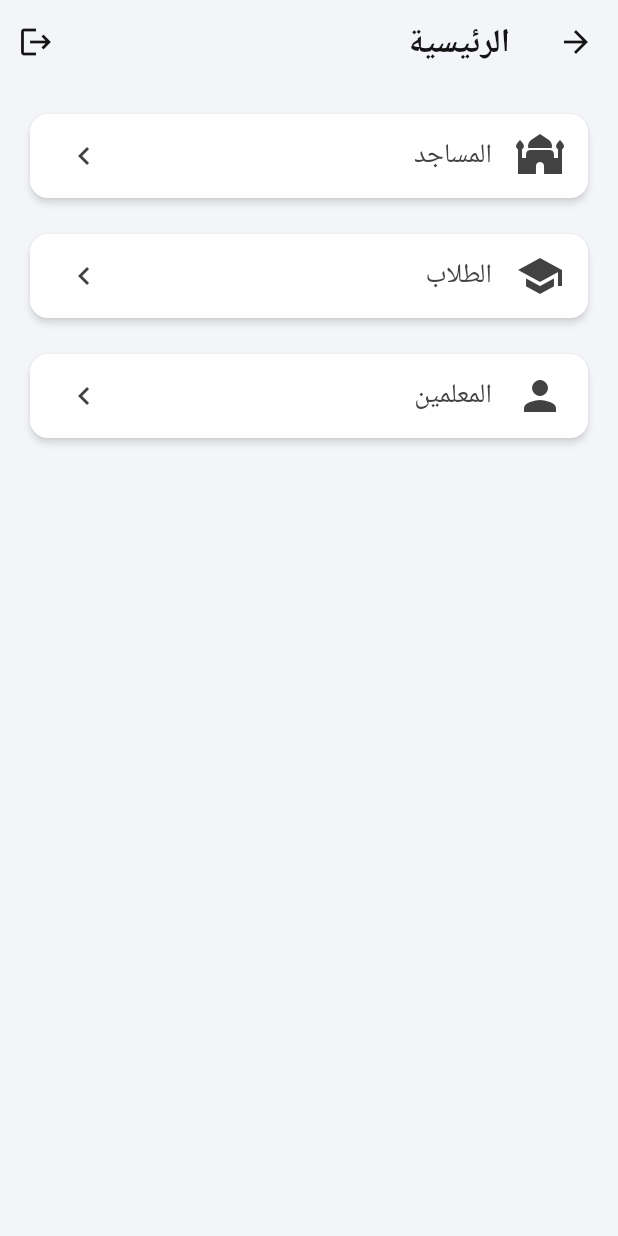
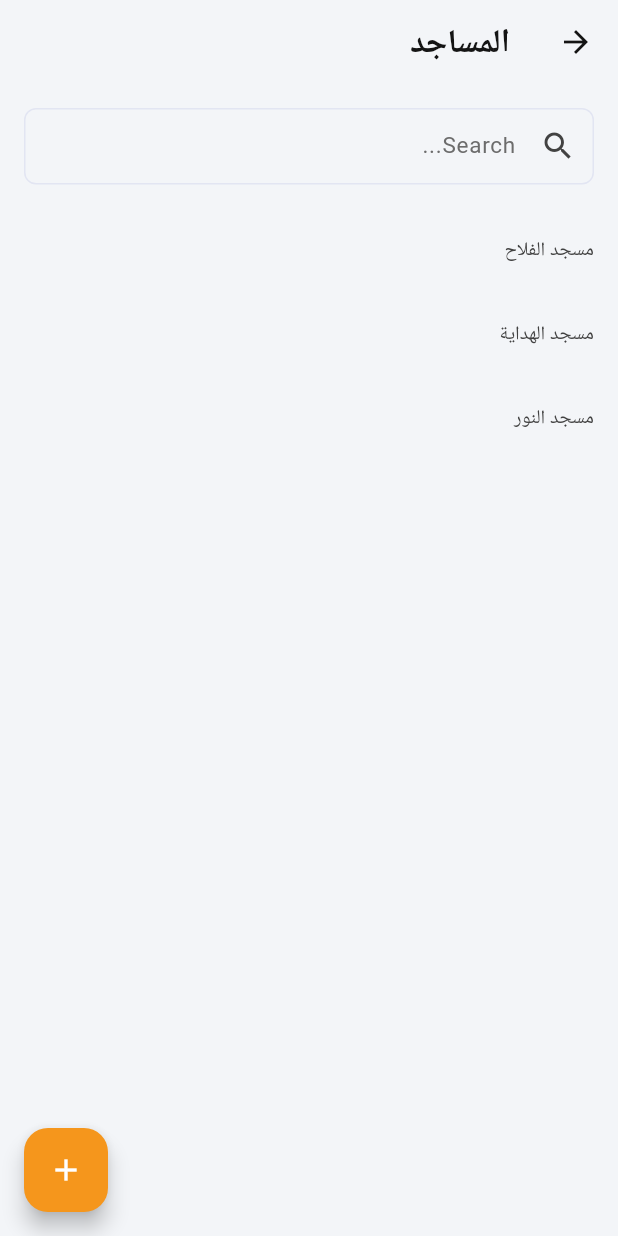
Before and after one commit to YahyaKreiyeh/iqra_wa_irtaqi, a Flutter app: the HomeView screen opened by its route, after a tap on "المساجد", on a phone screen of 412 x 824 dp. Run offline on Flutter 3.47's test engine with Material 3 defaults, Android fonts, the phone set to English and light mode, and no system bars; our stand-ins replace clock, easy_localization, firebase_auth, firebase_core, flutter_bloc, freezed_annotation and 1 more; accounts and stored records are empty.

Commit message:
- mosques view implementaion - students view implementaion - teachers view implementaion

```diff
--- a/lib/core/routing/app_router.dart
+++ b/lib/core/routing/app_router.dart
@@ -9,6 +9,9 @@ import 'package:iqra_wa_irtaqi/features/authentication/views/login_view.dart';
 import 'package:iqra_wa_irtaqi/features/authentication/views/password_reset_view.dart';
 import 'package:iqra_wa_irtaqi/features/authentication/views/register_view.dart';
 import 'package:iqra_wa_irtaqi/features/home/views/home_view.dart';
+import 'package:iqra_wa_irtaqi/features/mosques/views/mosques_view.dart';
+import 'package:iqra_wa_irtaqi/features/students/views/students_view.dart';
+import 'package:iqra_wa_irtaqi/features/teachers/views/teachers_view.dart';
 
 class AppRouter {
   Route? generateRoute(RouteSettings settings) {
@@ -41,6 +44,12 @@ class AppRouter {
 
       case Routes.homeView:
         return MaterialPageRoute(builder: (_) => const HomeView());
+      case Routes.mosquesView:
+        return MaterialPageRoute(builder: (_) => const MosquesView());
+      case Routes.studentsView:
+        return MaterialPageRoute(builder: (_) => const StudentsView());
+      case Routes.teachersView:
+        return MaterialPageRoute(builder: (_) => const TeachersView());
       default:
         return null;
     }
--- a/lib/core/routing/routes.dart
+++ b/lib/core/routing/routes.dart
@@ -3,4 +3,7 @@ class Routes {
   static const String loginView = '/loginView';
   static const String passwordResetView = '/passwordResetView';
   static const String homeView = '/homeView';
+  static const String mosquesView = '/mosquesView';
+  static const String studentsView = '/studentsView';
+  static const String teachersView = '/teachersView';
 }
--- /dev/null
+++ b/lib/features/mosques/views/mosques_view.dart
@@ -0,0 +1,54 @@
+import 'package:easy_localization/easy_localization.dart';
+import 'package:flutter/material.dart';
+import 'package:iqra_wa_irtaqi/core/localization/locale_keys.g.dart';
+
+/// A generic list‐view page with a search bar and FAB to add items.
+class MosquesView extends StatelessWidget {
+  const MosquesView({super.key});
+
+  @override
+  Widget build(BuildContext context) {
+    final mosques = <String>[
+      'مسجد الفلاح',
+      'مسجد الهداية',
+      'مسجد النور',
+      // TODO: replace with real data source
+    ];
+
+    return Scaffold(
+      appBar: AppBar(title: Text(LocaleKeys.mosques.tr())),
+      body: Column(
+        children: [
+          Padding(
+            padding: const EdgeInsets.all(16),
+            child: TextField(
+              decoration: InputDecoration(
+                hintText: 'Search...', // or a localized key
+                prefixIcon: const Icon(Icons.search),
+                border: OutlineInputBorder(
+                  borderRadius: BorderRadius.circular(8),
+                ),
+              ),
+              onChanged: (query) {
+                // TODO: filter your list based on the query
+              },
+            ),
+          ),
+          Expanded(
+            child: ListView.builder(
+              itemCount: mosques.length,
+              itemBuilder: (context, index) =>
+                  ListTile(title: Text(mosques[index])),
+            ),
+          ),
+        ],
+      ),
+      floatingActionButton: FloatingActionButton(
+        onPressed: () {
+          // TODO: navigate to add‐mosque form
+        },
+        child: const Icon(Icons.add),
+      ),
+    );
+  }
+}
```
Also changed, not shown: lib/features/home/views/home_view.dart (+10 -3 lines), lib/features/students/views/students_view.dart (added, +53 -0 lines), lib/features/teachers/views/teachers_view.dart (added, +53 -0 lines).
